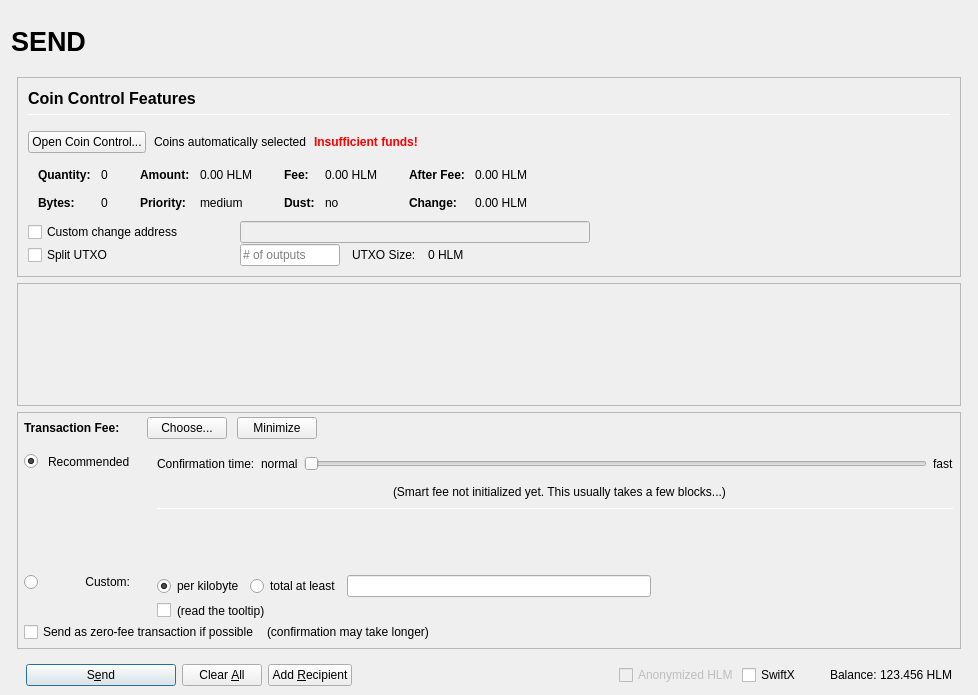
Old version of the form src/qt/forms/sendcoinsdialog.ui in the repository heliumchain/squorum.
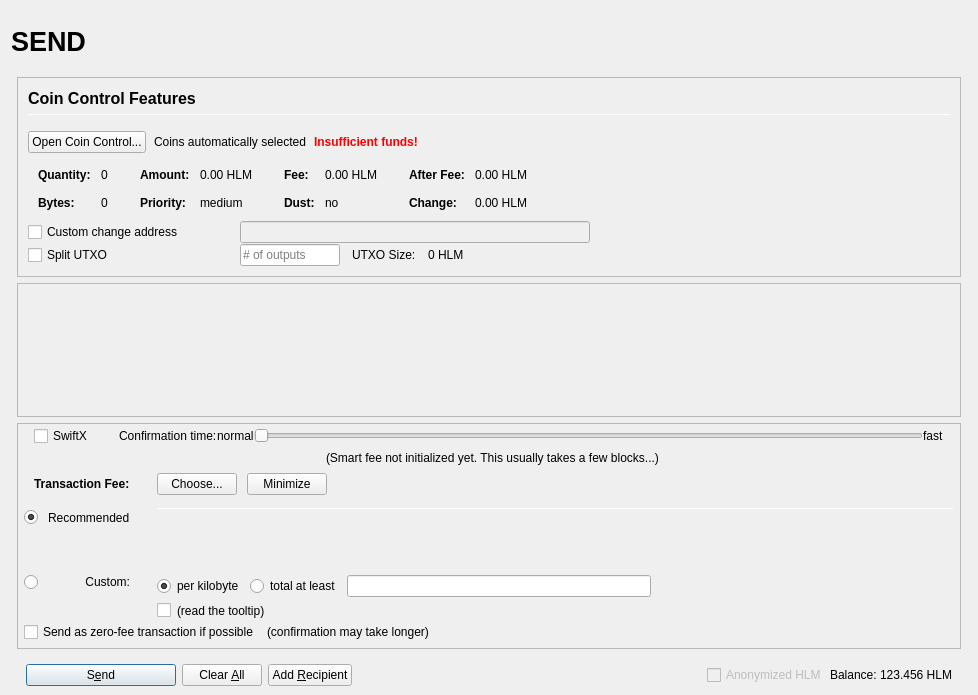
New version of the form. Icons and pictures are not drawn. Custom widgets are drawn as their Qt base class.

Commit message: GUI - sendcoins dialog: fee / SwiftX - intuitiveness

```diff
--- a/src/qt/forms/sendcoinsdialog.ui
+++ b/src/qt/forms/sendcoinsdialog.ui
@@ -898,7 +898,7 @@
              <x>0</x>
              <y>0</y>
              <width>944</width>
-             <height>68</height>
+             <height>69</height>
             </rect>
            </property>
            <layout class="QVBoxLayout" name="verticalLayout_2" stretch="0,1">
@@ -975,7 +975,7 @@
             <number>0</number>
            </property>
            <item>
-            <layout class="QVBoxLayout" name="verticalLayoutFee2" stretch="0,0,0">
+            <layout class="QVBoxLayout" name="verticalLayoutFee2" stretch="0,0,0,0">
              <property name="spacing">
               <number>0</number>
              </property>
@@ -988,8 +988,179 @@
              <property name="rightMargin">
               <number>6</number>
              </property>
+             <item>
+              <layout class="QVBoxLayout" name="verticalLayout_feeConf">
+               <property name="spacing">
+                <number>0</number>
+               </property>
+               <property name="leftMargin">
+                <number>10</number>
+               </property>
+               <property name="rightMargin">
+                <number>10</number>
+               </property>
+               <property name="bottomMargin">
+                <number>5</number>
+               </property>
+               <item>
+                <layout class="QHBoxLayout" name="horizontalLayoutFee9">
+                 <item>
+                  <widget class="QCheckBox" name="checkSwiftTX">
+                   <property name="enabled">
+                    <bool>true</bool>
+                   </property>
+                   <property name="minimumSize">
+                    <size>
+                     <width>85</width>
+                     <height>0</height>
+                    </size>
+                   </property>
+                   <property name="toolTip">
+                    <string>SwiftX technology allows for near instant transactions - A flat fee of 0.01 HLM applies</string>
+                   </property>
+                   <property name="text">
+                    <string>SwiftX</string>
+                   </property>
+                  </widget>
+                 </item>
+                 <item>
+                  <widget class="QLabel" name="labelSmartFee3">
+                   <property name="text">
+                    <string>Confirmation time:</string>
+                   </property>
+                   <property name="margin">
+                    <number>2</number>
+                   </property>
+                  </widget>
+                 </item>
+                 <item>
+                  <widget class="QLabel" name="labelSmartFeeNormal">
+                   <property name="text">
+                    <string>normal</string>
+                   </property>
+                   <property name="margin">
+                    <number>8</number>
+                   </property>
+                  </widget>
+                 </item>
+                 <item>
+                  <widget class="QSlider" name="sliderSmartFee">
+                   <property name="minimumSize">
+                    <size>
+                     <width>0</width>
+                     <height>24</height>
+                    </size>
+                   </property>
+                   <property name="minimum">
+                    <number>0</number>
+                   </property>
+                   <property name="maximum">
+                    <number>24</number>
+                   </property>
+                   <property name="pageStep">
+                    <number>1</number>
+                   </property>
+                   <property name="value">
+                    <number>0</number>
+                   </property>
+                   <property name="orientation">
+                    <enum>Qt::Horizontal</enum>
+                   </property>
+                   <property name="invertedAppearance">
+                    <bool>false</bool>
+                   </property>
+                   <property name="invertedControls">
+                    <bool>false</bool>
+                   </property>
+                   <property name="tickPosition">
+                    <enum>QSlider::NoTicks</enum>
+                   </property>
+                  </widget>
+                 </item>
+                 <item>
+                  <widget class="QLabel" name="labelSmartFeeFast">
+                   <property name="text">
+                    <string>fast</string>
+                   </property>
+                   <property name="margin">
+                    <number>8</number>
+                   </property>
+                  </widget>
+                 </item>
+                </layout>
+               </item>
+               <item>
+                <layout class="QHBoxLayout" name="horizontalLayout_recommended_texts">
+                 <property name="spacing">
+                  <number>0</number>
+                 </property>
+                 <item>
+                  <spacer name="horizontalSpacer_8">
+                   <property name="orientation">
+                    <enum>Qt::Horizontal</enum>
+                   </property>
+                   <property name="sizeHint" stdset="0">
+                    <size>
+                     <width>40</width>
+                     <height>20</height>
+                    </size>
+                   </property>
+                  </spacer>
+                 </item>
+                 <item>
+                  <widget class="QLabel" name="labelFeeEstimation">
+                   <property name="text">
+                    <string/>
+                   </property>
+                   <property name="margin">
+                    <number>2</number>
+                   </property>
+                  </widget>
+                 </item>
+                 <item>
+                  <widget class="QLabel" name="labelSmartFee2">
+                   <property name="text">
+                    <string>(Smart fee not initialized yet. This usually takes a few blocks...)</string>
+                   </property>
+                   <property name="alignment">
+                    <set>Qt::AlignLeading|Qt::AlignLeft|Qt::AlignVCenter</set>
+                   </property>
+                   <property name="wordWrap">
+                    <bool>false</bool>
+                   </property>
+                   <property name="margin">
+                    <number>2</number>
+                   </property>
+                   <property name="indent">
+                    <number>-1</number>
+                   </property>
+                  </widget>
+                 </item>
+                 <item>
+                  <spacer name="horizontalSpacer_3">
+                   <property name="orientation">
+                    <enum>Qt::Horizontal</enum>
+                   </property>
+                   <property name="sizeHint" stdset="0">
+                    <size>
+                     <width>40</width>
+                     <height>20</height>
+                    </size>
+                   </property>
+                  </spacer>
+                 </item>
+                </layout>
+               </item>
+              </layout>
+             </item>
              <item>
               <layout class="QHBoxLayout" name="horizontalLayoutFee1">
+               <property name="leftMargin">
+                <number>10</number>
+               </property>
+               <property name="rightMargin">
+                <number>10</number>
+               </property>
                <property name="bottomMargin">
                 <number>0</number>
                </property>
@@ -998,22 +1169,6 @@
                  <property name="spacing">
                   <number>0</number>
                  </property>
-                 <item>
-                  <spacer name="verticalSpacerSmartFee">
-                   <property name="orientation">
-                    <enum>Qt::Vertical</enum>
-                   </property>
-                   <property name="sizeType">
-                    <enum>QSizePolicy::Fixed</enum>
-                   </property>
-                   <property name="sizeHint" stdset="0">
-                    <size>
-                     <width>1</width>
-                     <height>4</height>
-                    </size>
-                   </property>
-                  </spacer>
-                 </item>
                  <item>
                   <layout class="QHBoxLayout" name="horizontalLayoutSmartFee">
                    <property name="spacing">
@@ -1290,7 +1445,7 @@
                    </widget>
                   </item>
                   <item row="0" column="4" rowspan="3">
-                   <layout class="QVBoxLayout" name="verticalLayoutFee3" stretch="0,0,0,0,1,0">
+                   <layout class="QVBoxLayout" name="verticalLayoutFee3" stretch="0,0,0,0">
                     <property name="spacing">
                      <number>6</number>
                     </property>
@@ -1300,133 +1455,6 @@
                     <property name="bottomMargin">
                      <number>20</number>
                     </property>
-                    <item>
-                     <layout class="QHBoxLayout" name="horizontalLayoutFee9">
-                      <item>
-                       <widget class="QLabel" name="labelSmartFee3">
-                        <property name="text">
-                         <string>Confirmation time:</string>
-                        </property>
-                        <property name="margin">
-                         <number>2</number>
-                        </property>
-                       </widget>
-                      </item>
-                      <item>
-                       <widget class="QLabel" name="labelSmartFeeNormal">
-                        <property name="text">
-                         <string>normal</string>
-                        </property>
-                        <property name="margin">
-                         <number>2</number>
-                        </property>
-                       </widget>
-                      </item>
-                      <item>
-                       <widget class="QSlider" name="sliderSmartFee">
-                        <property name="minimumSize">
-                         <size>
-                          <width>0</width>
-                          <height>24</height>
-                         </size>
-                        </property>
-                        <property name="minimum">
-                         <number>0</number>
-                        </property>
-                        <property name="maximum">
-                         <number>24</number>
-                        </property>
-                        <property name="pageStep">
-                         <number>1</number>
-                        </property>
-                        <property name="value">
-                         <number>0</number>
-                        </property>
-                        <property name="orientation">
-                         <enum>Qt::Horizontal</enum>
-                        </property>
-                        <property name="invertedAppearance">
-                         <bool>false</bool>
-                        </property>
-                        <property name="invertedControls">
-                         <bool>false</bool>
-                        </property>
-                        <property name="tickPosition">
-                         <enum>QSlider::NoTicks</enum>
-                        </property>
-                       </widget>
-                      </item>
-                      <item>
-                       <widget class="QLabel" name="labelSmartFeeFast">
-                        <property name="text">
-                         <string>fast</string>
-                        </property>
-                       </widget>
-                      </item>
-                     </layout>
-                    </item>
-                    <item>
-                     <layout class="QHBoxLayout" name="horizontalLayout_recommended_texts">
-                      <property name="spacing">
-                       <number>0</number>
-                      </property>
-                      <item>
-                       <spacer name="horizontalSpacer_8">
-                        <property name="orientation">
-                         <enum>Qt::Horizontal</enum>
-                        </property>
-                        <property name="sizeHint" stdset="0">
-                         <size>
-                          <width>40</width>
-                          <height>20</height>
-                         </size>
-                        </property>
-                       </spacer>
-                      </item>
-                      <item>
-                       <widget class="QLabel" name="labelFeeEstimation">
-                        <property name="text">
-                         <string/>
-                        </property>
-                        <property name="margin">
-                         <number>2</number>
-                        </property>
-                       </widget>
-                      </item>
-                      <item>
-                       <widget class="QLabel" name="labelSmartFee2">
-                        <property name="text">
-                         <string>(Smart fee not initialized yet. This usually takes a few blocks...)</string>
-                        </property>
-                        <property name="alignment">
-                         <set>Qt::AlignLeading|Qt::AlignLeft|Qt::AlignVCenter</set>
-                        </property>
-                        <property name="wordWrap">
-                         <bool>false</bool>
-                        </property>
-                        <property name="margin">
-                         <number>2</number>
-                        </property>
-                        <property name="indent">
-                         <number>-1</number>
-                        </property>
-                       </widget>
-                      </item>
-                      <item>
-                       <spacer name="horizontalSpacer_3">
-                        <property name="orientation">
-                         <enum>Qt::Horizontal</enum>
-                        </property>
-                        <property name="sizeHint" stdset="0">
-                         <size>
-                          <width>40</width>
-                          <height>20</height>
-                         </size>
-                        </property>
-                       </spacer>
-                      </item>
-                     </layout>
-                    </item>
                     <item>
                      <widget class="Line" name="line_2">
                       <property name="minimumSize">
@@ -1690,22 +1718,6 @@
                </property>
               </widget>
              </item>
-             <item>
-              <widget class="QCheckBox" name="checkSwiftTX">
-               <property name="enabled">
-                <bool>true</bool>
-               </property>
-               <property name="minimumSize">
-                <size>
-                 <width>85</width>
-                 <height>0</height>
-                </size>
-               </property>
-               <property name="text">
-                <string>SwiftX</string>
-               </property>
-              </widget>
-             </item>
              <item>
               <widget class="QLabel" name="label">
                <property name="text">
```
Left out of the diff: 46 changed lines with no effect on the pictures. The commit also changes 1 other file.
